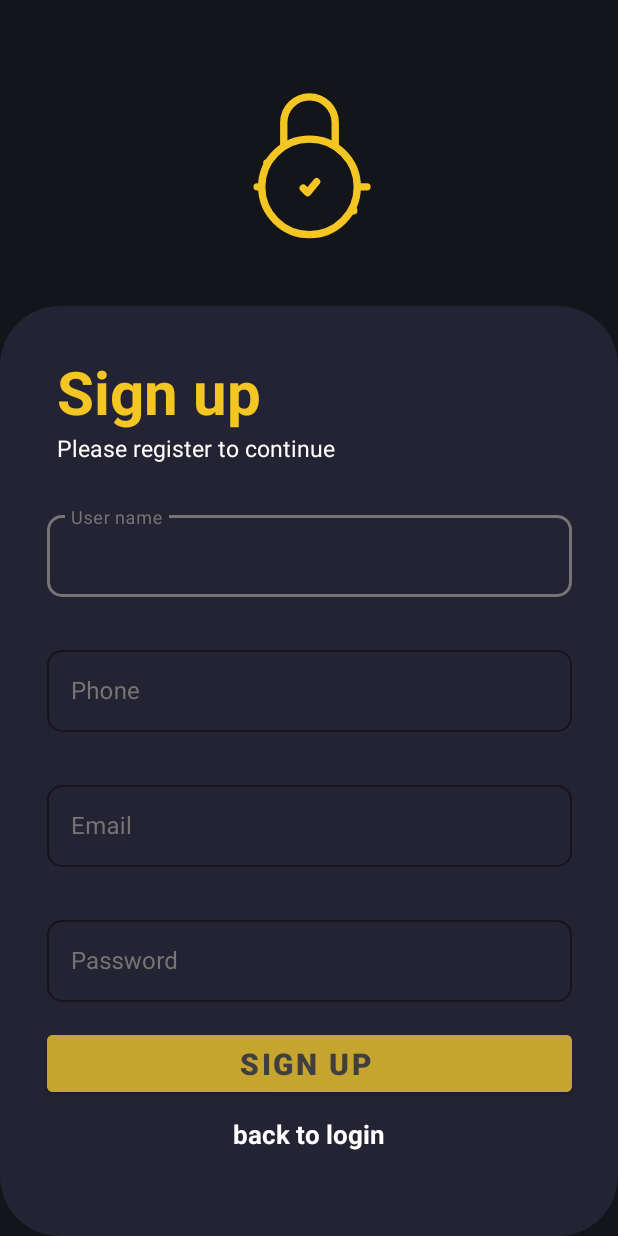
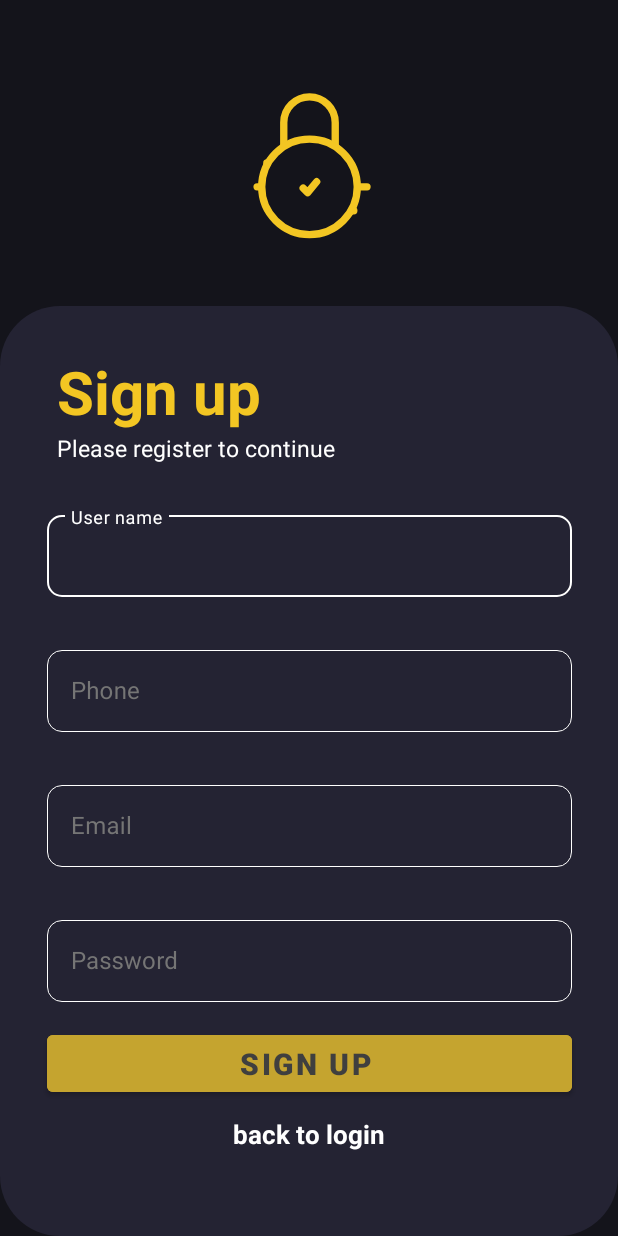
Before and after one commit to AzaelG26/Front_Android_IOT, an Android app: the screen it shows after launch (RegisterActivity), after a tap on "Sign up", on a phone screen of 412 x 824 dp. Run offline under Robolectric (Android 15) with nearby library versions, the phone set to English and light mode, and no system bars.

Commit message:
Cambios de diseño

```diff
--- a/app/src/main/java/com/example/integradora4to/DashboardActivity.kt
+++ b/app/src/main/java/com/example/integradora4to/DashboardActivity.kt
@@ -140,7 +140,7 @@ class DashboardActivity : AppCompatActivity(), NavigationView.OnNavigationItemSe
         safeViewModel.getBoxByUserId()
 
         safeViewModel.boxData.observe(this) { response ->
-            Log.d("DashboardActivity", "boxData: $response") // Agrega esto para ver si realmente entra en el bloque
+            Log.d("DashboardActivity", "boxData: $response")
             response?.let {
                 val nicknames = it.box?.map { box -> box.nickname } ?: emptyList()
                 if (nicknames.isNotEmpty()) {
@@ -254,7 +254,7 @@ class DashboardActivity : AppCompatActivity(), NavigationView.OnNavigationItemSe
     private fun logOut(){
         loginViewModel.logOut()
         val intent = Intent(this, MainActivity::class.java)
-        intent.flags = Intent.FLAG_ACTIVITY_NEW_TASK or Intent.FLAG_ACTIVITY_CLEAR_TASK // Borra historial
+        intent.flags = Intent.FLAG_ACTIVITY_NEW_TASK or Intent.FLAG_ACTIVITY_CLEAR_TASK
         startActivity(intent)
         finish()
     }
--- a/app/src/main/java/com/example/integradora4to/MainActivity.kt
+++ b/app/src/main/java/com/example/integradora4to/MainActivity.kt
@@ -83,14 +83,12 @@ class MainActivity : AppCompatActivity() {
     }
 
     private fun setupInputBorders() {
-        // Definir los colores para los diferentes estados
-        val colorFocused = ContextCompat.getColor(this, R.color.white) // #F3C623
-        val colorDefault = ContextCompat.getColor(this, R.color.white) // Mismo color para todos los estados
+        val colorFocused = ContextCompat.getColor(this, R.color.white)
+        val colorDefault = ContextCompat.getColor(this, R.color.white)
 
-        // Crear el ColorStateList
         val states = arrayOf(
-            intArrayOf(android.R.attr.state_focused),  // Estado enfocado
-            intArrayOf(-android.R.attr.state_focused)   // Estado normal
+            intArrayOf(android.R.attr.state_focused),
+            intArrayOf(-android.R.attr.state_focused)
         )
 
         val colors = intArrayOf(
@@ -100,11 +98,10 @@ class MainActivity : AppCompatActivity() {
 
         val borderColorStateList = ColorStateList(states, colors)
 
-        // Aplicar a ambos campos
         binding.emailEditTextLayout.apply {
             setBoxStrokeColorStateList(borderColorStateList)
-            boxStrokeWidth = 1 // Grosor en estado normal (dp)
-            boxStrokeWidthFocused = 2 // Grosor cuando está enfocado (dp)
+            boxStrokeWidth = 1
+            boxStrokeWidthFocused = 2
             hintTextColor = ColorStateList.valueOf(colorDefault)
         }
 
@@ -116,7 +113,6 @@ class MainActivity : AppCompatActivity() {
             setEndIconTintList(ColorStateList.valueOf(colorDefault))
         }
 
-        // También puedes cambiar el color del texto
         binding.emailEditText.setTextColor(colorDefault)
         binding.passwordEditText.setTextColor(colorDefault)
     }
--- a/app/src/main/java/com/example/integradora4to/RegisterActivity.kt
+++ b/app/src/main/java/com/example/integradora4to/RegisterActivity.kt
@@ -1,6 +1,7 @@
 package com.example.integradora4to
 
 import android.content.Intent
+import android.content.res.ColorStateList
 import android.os.Bundle
 import android.util.Log
 import android.view.LayoutInflater
@@ -11,6 +12,7 @@ import android.widget.Toast
 import androidx.activity.enableEdgeToEdge
 import androidx.activity.viewModels
 import androidx.appcompat.app.AppCompatActivity
+import androidx.core.content.ContextCompat
 import androidx.core.view.ViewCompat
 import androidx.core.view.WindowInsetsCompat
 import com.example.integradora4to.databinding.ActivityRegisterBinding
@@ -29,6 +31,7 @@ class RegisterActivity: AppCompatActivity() {
         enableEdgeToEdge()
         binding = ActivityRegisterBinding.inflate(layoutInflater)
         setContentView(binding.root)
+        setupInputBorders()
 
         registerViewModel.registerResult.observe(this){ response ->
             Log.d("RegisterActivity", "Register result: $response")
@@ -65,4 +68,56 @@ class RegisterActivity: AppCompatActivity() {
             insets
         }
     }
+
+    private fun setupInputBorders() {
+        val colorFocused = ContextCompat.getColor(this, R.color.white)
+        val colorDefault = ContextCompat.getColor(this, R.color.white)
+
+        val states = arrayOf(
+            intArrayOf(android.R.attr.state_focused),
+            intArrayOf(-android.R.attr.state_focused)
+        )
+
+        val colors = intArrayOf(
+            colorFocused,
+            colorDefault
+        )
+
+        val borderColorStateList = ColorStateList(states, colors)
+
+        binding.usernameEditTextRg.apply {
+            setBoxStrokeColorStateList(borderColorStateList)
+            boxStrokeWidth = 1
+            boxStrokeWidthFocused = 2
+            hintTextColor = ColorStateList.valueOf(colorDefault)
+        }
+
+        binding.phoneEditTextRg.apply {
+            setBoxStrokeColorStateList(borderColorStateList)
+            boxStrokeWidth = 1
+            boxStrokeWidthFocused = 2
+            hintTextColor = ColorStateList.valueOf(colorDefault)
+        }
+
+        binding.emailEditTextRg.apply {
+            setBoxStrokeColorStateList(borderColorStateList)
+            boxStrokeWidth = 1
+            boxStrokeWidthFocused = 2
+            hintTextColor = ColorStateList.valueOf(colorDefault)
+        }
+
+        binding.passwordEditTextRg.apply {
+            setBoxStrokeColorStateList(borderColorStateList)
+            boxStrokeWidth = 1
+            boxStrokeWidthFocused = 2
+            hintTextColor = ColorStateList.valueOf(colorDefault)
+            setEndIconTintList(ColorStateList.valueOf(colorDefault))
+        }
+
+        binding.usernameEditTextRg.editText?.setTextColor(colorDefault)
+        binding.phoneEditTextRg.editText?.setTextColor(colorDefault)
+        binding.emailEditTextRg.editText?.setTextColor(colorDefault)
+        binding.passwordEditTextRg.editText?.setTextColor(colorDefault)
+    }
+
 }
--- a/app/src/main/java/com/example/integradora4to/TypeSafeActivity.kt
+++ b/app/src/main/java/com/example/integradora4to/TypeSafeActivity.kt
@@ -78,9 +78,9 @@ class TypeOfSafeActivity : AppCompatActivity(){
 
     private fun goToDashboard() {
         val intent = Intent(this, DashboardActivity::class.java)
-        intent.flags = Intent.FLAG_ACTIVITY_CLEAR_TOP or Intent.FLAG_ACTIVITY_SINGLE_TOP // Evita duplicados
+        intent.flags = Intent.FLAG_ACTIVITY_CLEAR_TOP or Intent.FLAG_ACTIVITY_SINGLE_TOP
         startActivity(intent)
-        finish() // Se cierra CreateSafeActivity
+        finish()
     }
 
     private fun updateList(boxes: List<Box>) {
--- a/app/src/main/java/com/example/integradora4to/UpdatePinActivity.kt
+++ b/app/src/main/java/com/example/integradora4to/UpdatePinActivity.kt
@@ -129,9 +129,9 @@ class UpdatePinActivity : AppCompatActivity() {
     private fun goToDashboard() {
         val intent = Intent(this, DashboardActivity::class.java)
         intent.flags =
-            Intent.FLAG_ACTIVITY_CLEAR_TOP or Intent.FLAG_ACTIVITY_SINGLE_TOP // Evita duplicados
+            Intent.FLAG_ACTIVITY_CLEAR_TOP or Intent.FLAG_ACTIVITY_SINGLE_TOP
         startActivity(intent)
-        finish() // Se cierra CreateSafeActivity
+        finish()
     }
     private fun logOut() {
         loginViewModel.logOut()
--- a/app/src/main/java/com/example/integradora4to/repositories/LoginRepository.kt
+++ b/app/src/main/java/com/example/integradora4to/repositories/LoginRepository.kt
@@ -27,10 +27,8 @@ class LoginRepository(context: Context) {
         }catch (e: Exception) {
             val errorBody = (e as? retrofit2.HttpException)?.response()?.errorBody()?.string()
             val errorMsg = try {
-                // Intentamos parsear como JSON
                 JSONObject(errorBody).optString("msg", "Error en la autenticación")
             } catch (jsonException: Exception) {
-                // Si no es JSON, usamos el string tal cual
                 errorBody ?: "Error en la autenticación: ${e.message}"
             }
 
--- a/app/src/main/java/com/example/integradora4to/ui/CreateSafeViewModel.kt
+++ b/app/src/main/java/com/example/integradora4to/ui/CreateSafeViewModel.kt
@@ -50,21 +50,17 @@ class CreateSafeViewModel(application: Application): AndroidViewModel(applicatio
             }catch (e: Exception) {
                 val errorBody = (e as? HttpException)?.response()?.errorBody()?.string()
 
-                // Agrega un log para ver qué se recibe en errorBody
                 Log.d("CreateSafeViewModel", "Error Body: $errorBody")
 
                 val errorMsg = errorBody?.let {
                     try {
-                        // Verifica si el cuerpo del error es un JSON válido
                         val jsonError = JSONObject(it)
                         jsonError.optString("msg", "Error al crear la caja fuerte")
                     } catch (jsonException: JSONException) {
-                        // Si no es un JSON, maneja el error con el mensaje completo
                         "Error desconocido: $it"
                     }
                 } ?: "Error al crear la caja fuerte: ${e.message}"
 
-                // Verifica si el error es por token expirado
                 if (errorMsg.contains("Token expirado", ignoreCase = true)) {
                     _errorMessage.postValue("Token expirado. Por favor, inicie sesión de nuevo.")
                     _navigateToLogin.postValue(true)
```
Also changed, not shown: app/src/main/java/com/example/integradora4to/CreateSafeActivity.kt (+9 -13 lines), app/src/main/java/com/example/integradora4to/UserActivity.kt (+4 -4 lines).
